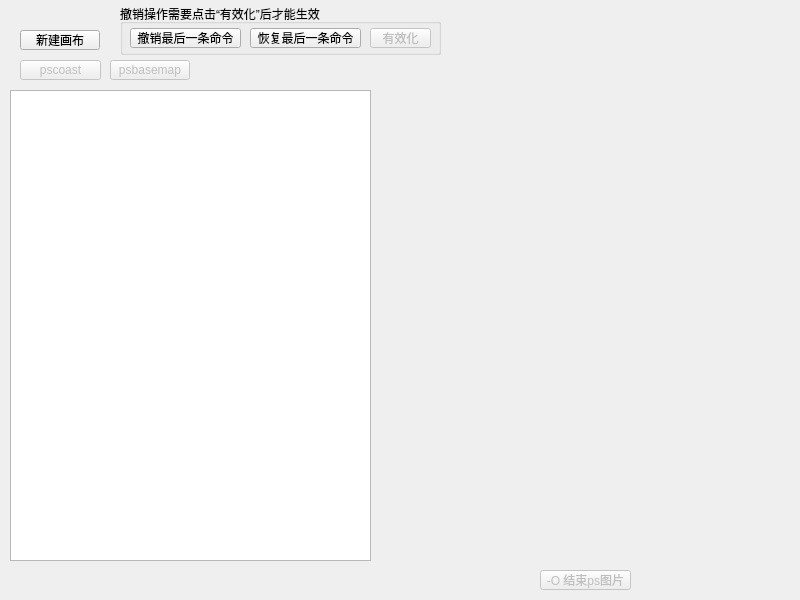
First picture: the form in mainwindow.ui, repository CovMat/GMT-mini-GUI, before the edit.
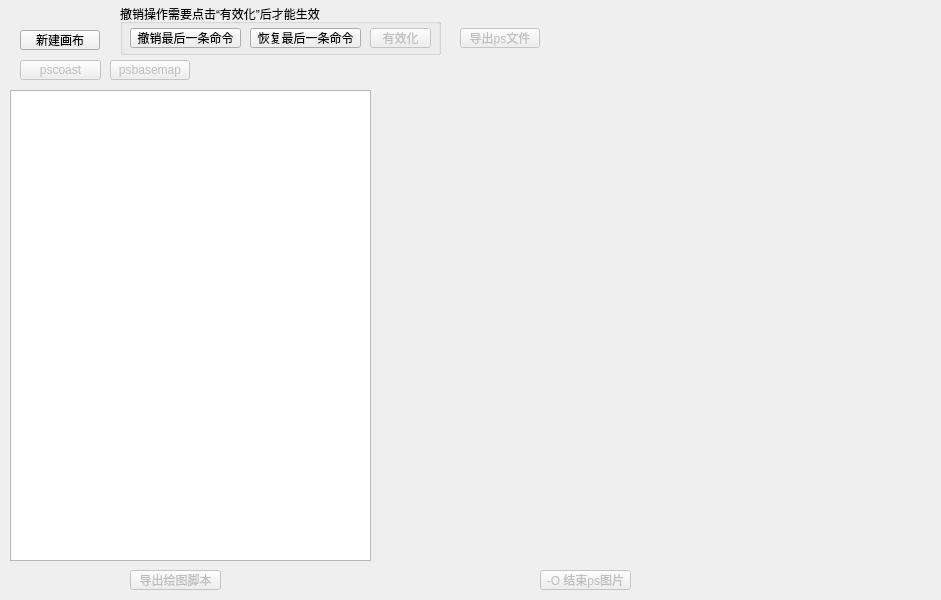
Second picture: the form after the edit.

The edit to the form file:
```diff
--- a/mainwindow.ui
+++ b/mainwindow.ui
@@ -6,7 +6,7 @@
    <rect>
     <x>0</x>
     <y>0</y>
-    <width>800</width>
+    <width>941</width>
     <height>600</height>
    </rect>
   </property>
@@ -140,6 +140,51 @@
      <string>psbasemap</string>
     </property>
    </widget>
+   <widget class="QLabel" name="label">
+    <property name="geometry">
+     <rect>
+      <x>380</x>
+      <y>90</y>
+      <width>521</width>
+      <height>471</height>
+     </rect>
+    </property>
+    <property name="text">
+     <string/>
+    </property>
+   </widget>
+   <widget class="QPushButton" name="export_ps">
+    <property name="enabled">
+     <bool>false</bool>
+    </property>
+    <property name="geometry">
+     <rect>
+      <x>460</x>
+      <y>28</y>
+      <width>80</width>
+      <height>20</height>
+     </rect>
+    </property>
+    <property name="text">
+     <string>导出ps文件</string>
+    </property>
+   </widget>
+   <widget class="QPushButton" name="export_cmd">
+    <property name="enabled">
+     <bool>false</bool>
+    </property>
+    <property name="geometry">
+     <rect>
+      <x>130</x>
+      <y>570</y>
+      <width>91</width>
+      <height>20</height>
+     </rect>
+    </property>
+    <property name="text">
+     <string>导出绘图脚本</string>
+    </property>
+   </widget>
   </widget>
  </widget>
  <resources/>
```
